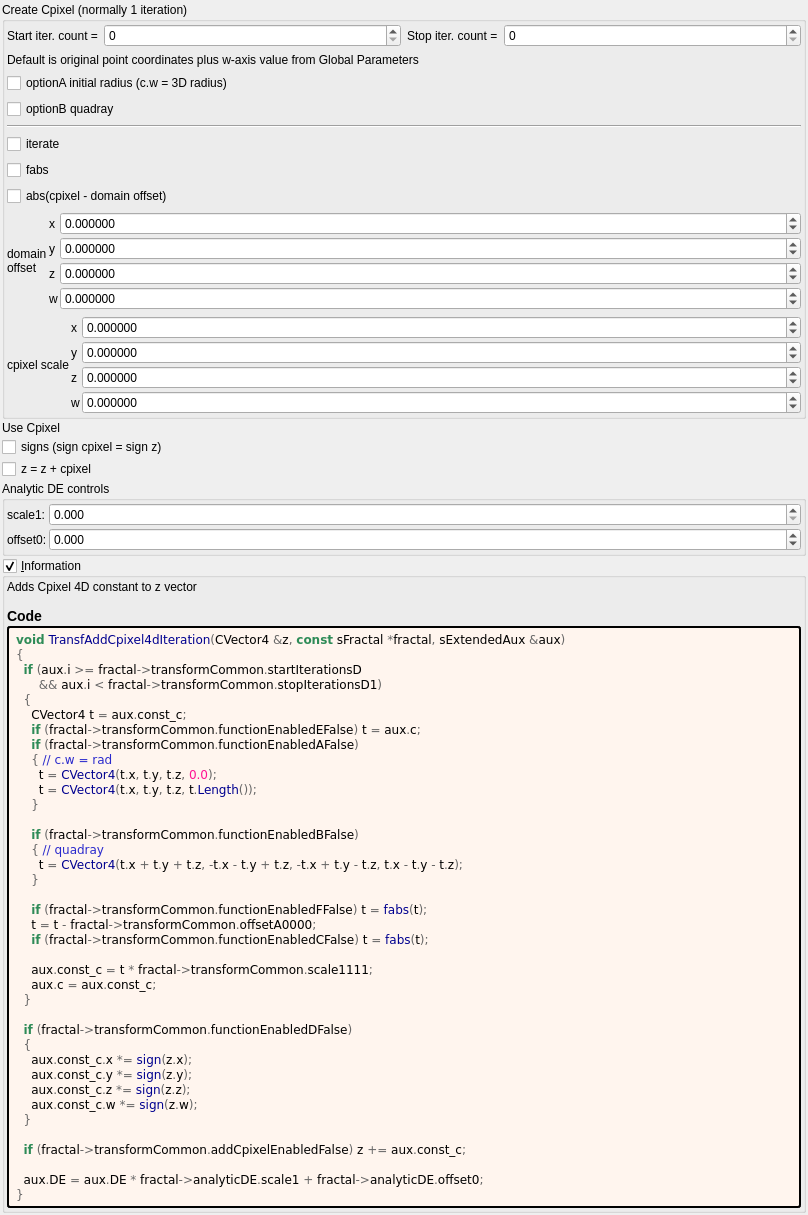
Qt form mandelbulber2/formula/ui/transf_add_cpixel4d.ui (buddhi1980/mandelbulber2) before a commit.
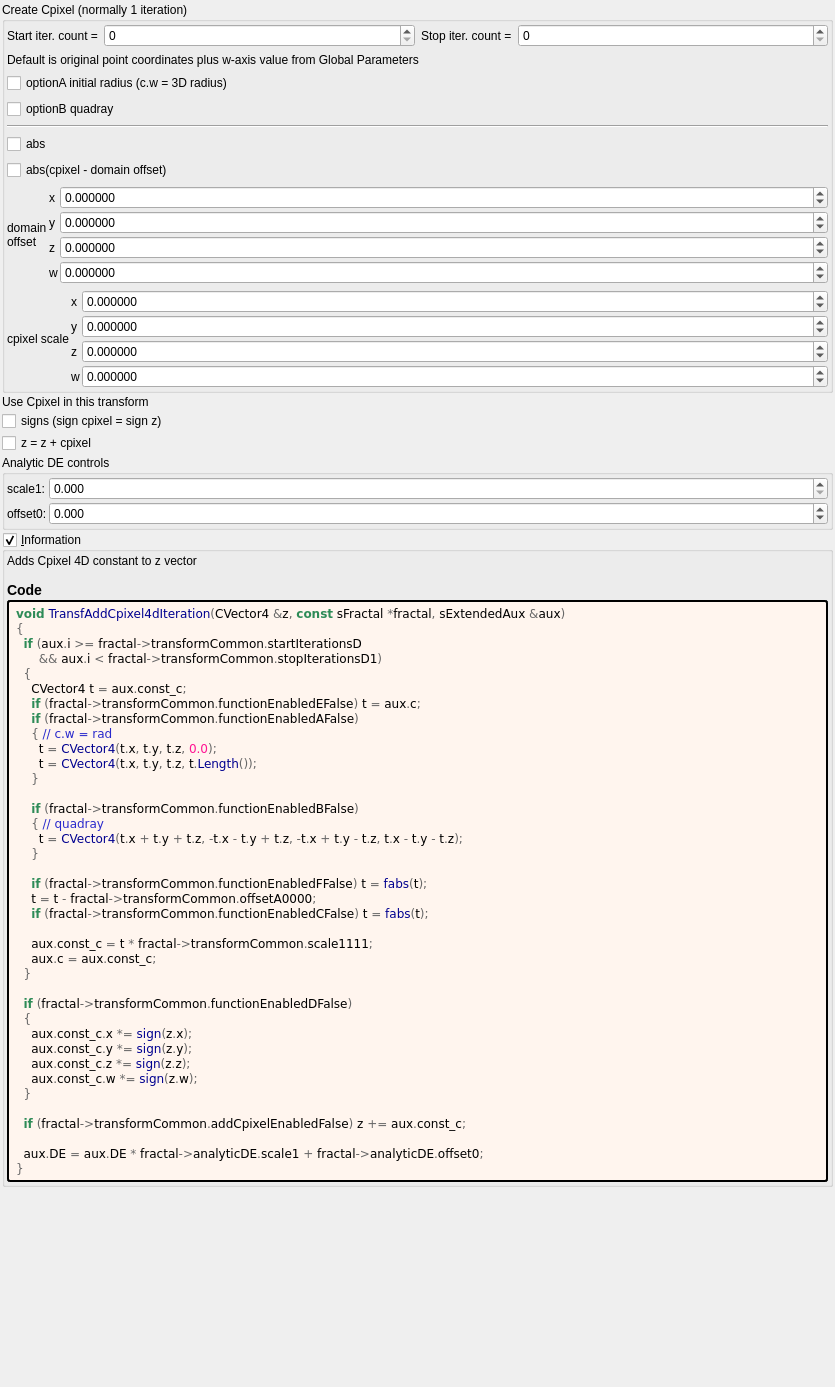
The same form after that commit. Custom widgets are drawn as their Qt base class.

Commit message: transf_add_cpixel4d.cl update

What changed in the file:
```diff
--- a/mandelbulber2/formula/ui/transf_add_cpixel4d.ui
+++ b/mandelbulber2/formula/ui/transf_add_cpixel4d.ui
@@ -6,8 +6,8 @@
    <rect>
     <x>0</x>
     <y>0</y>
-    <width>808</width>
-    <height>813</height>
+    <width>835</width>
+    <height>1387</height>
    </rect>
   </property>
   <property name="windowTitle">
@@ -137,17 +137,10 @@
         </property>
        </widget>
       </item>
-      <item>
-       <widget class="MyCheckBox" name="checkBox_transf_function_enabledE_false">
-        <property name="text">
-         <string>iterate</string>
-        </property>
-       </widget>
-      </item>
       <item>
        <widget class="MyCheckBox" name="checkBox_transf_function_enabledF_false">
         <property name="text">
-         <string notr="true">fabs</string>
+         <string notr="true">abs</string>
         </property>
        </widget>
       </item>
@@ -473,7 +466,7 @@
    <item>
     <widget class="QLabel" name="label_77">
      <property name="text">
-      <string>Use Cpixel</string>
+      <string>Use Cpixel in this transform</string>
      </property>
      <property name="wordWrap">
       <bool>true</bool>
```
Left out of the diff: 2 changed lines with no effect on the pictures. The commit also changes 3 other files.
